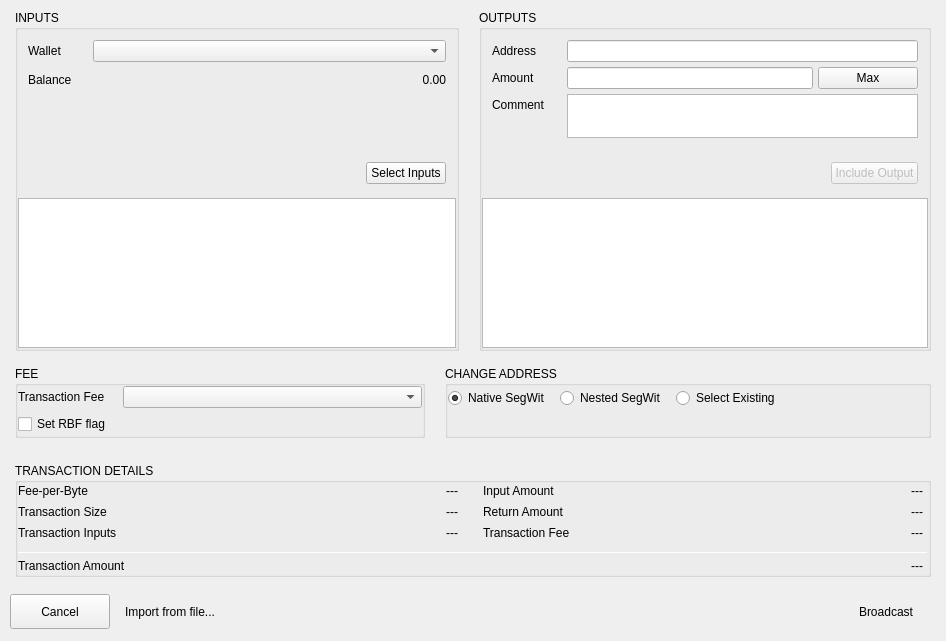
BlockSettle/terminal, file BlockSettleUILib/CreateTransactionDialogAdvanced.ui: the form before one commit.
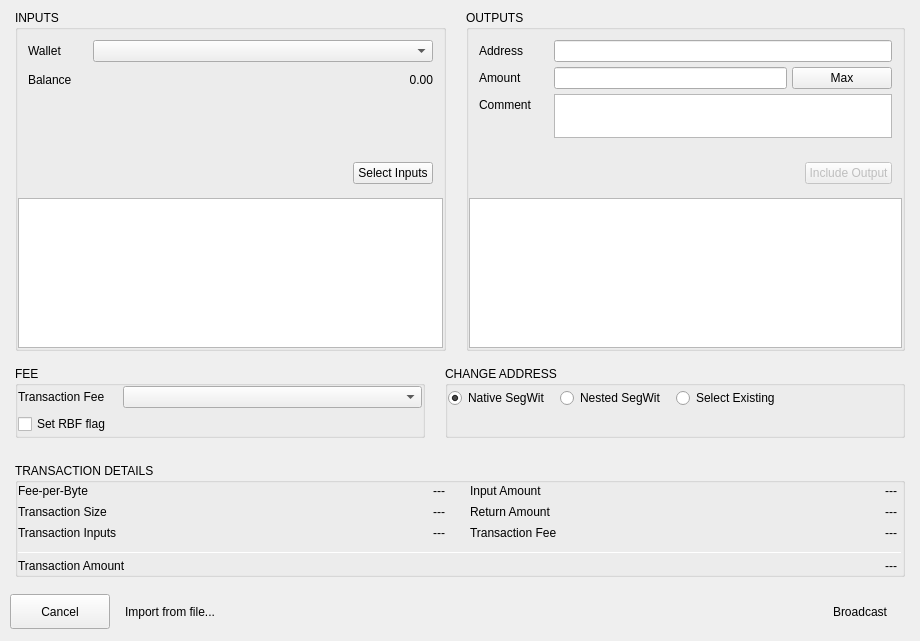
The form after the commit.

Commit message: Restored width.

The edit to the form file:
```diff
--- a/BlockSettleUILib/CreateTransactionDialogAdvanced.ui
+++ b/BlockSettleUILib/CreateTransactionDialogAdvanced.ui
@@ -6,7 +6,7 @@
    <rect>
     <x>0</x>
     <y>0</y>
-    <width>946</width>
+    <width>920</width>
     <height>641</height>
    </rect>
   </property>
```
The commit also changes 1 other file.
